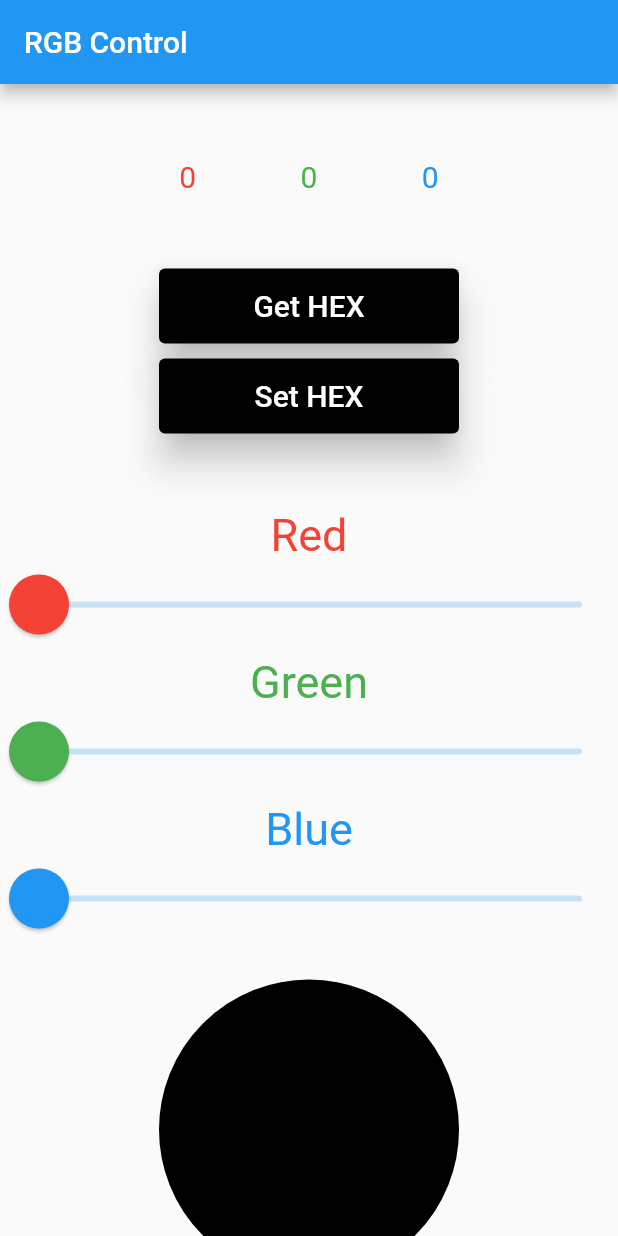
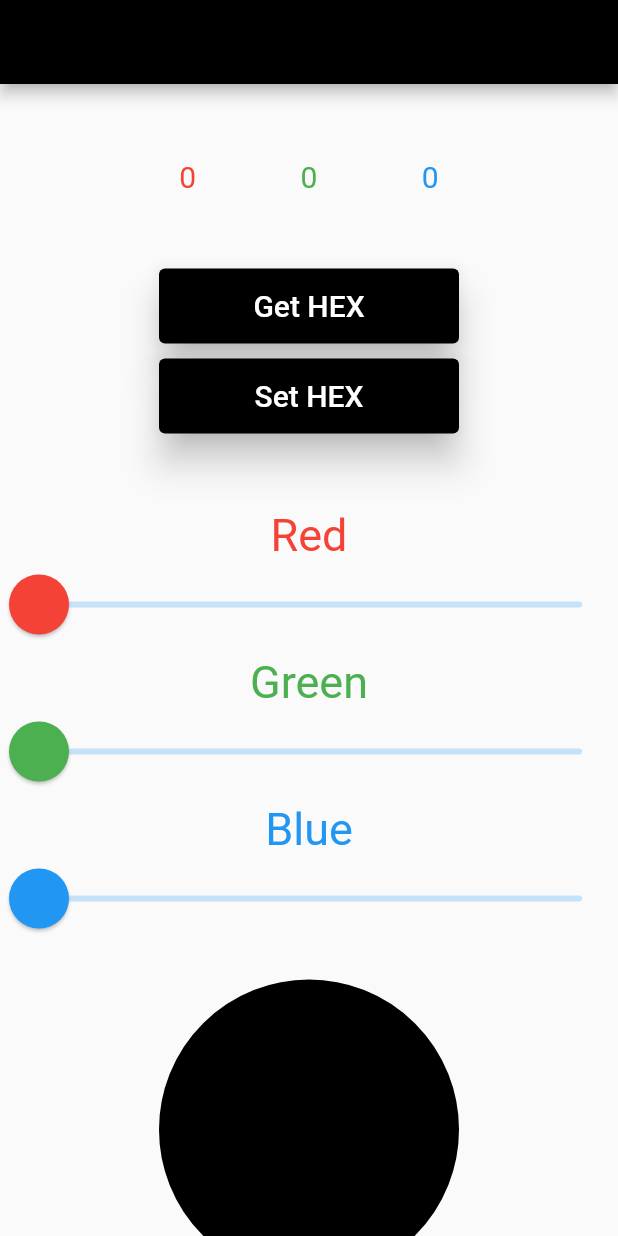
Before and after one commit to phantom3012/rgbcontrol, a Flutter app: the screen it shows after launch, on a phone screen of 412 x 824 dp. Run offline on Flutter 3.47's test engine with Material 2 defaults, Android fonts, the light colour scheme and no system bars.

Commit message:
crude appbar changes

```diff
--- a/lib/main.dart
+++ b/lib/main.dart
@@ -12,7 +12,7 @@ class MyApp extends StatelessWidget {
   @override
   Widget build(BuildContext context) {
     return MaterialApp(
-      title: 'Flutter Demo',
+      title: 'RGB Control',
       debugShowCheckedModeBanner: false,
       theme: ThemeData(
         primarySwatch: Colors.blue,
@@ -84,7 +84,13 @@ class _MyHomePageState extends State<MyHomePage> {
         _redSlider.toInt(), _greenSlider.toInt(), _blueSlider.toInt(), 1);
     return Scaffold(
       appBar: AppBar(
-        title: Text(widget.title),
+        title: Text(
+          widget.title,
+          style: TextStyle(
+            color: Colors.black
+          ),
+        ),
+        backgroundColor: finalColor,
       ),
       body: Center(
         child: Column(
```
